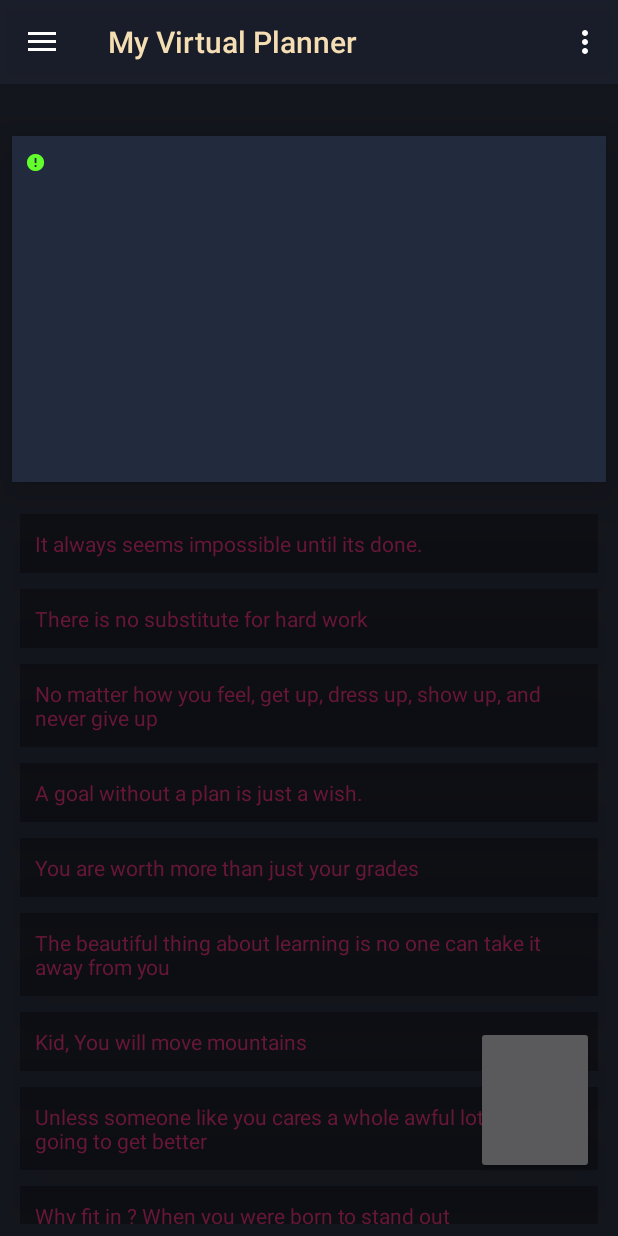
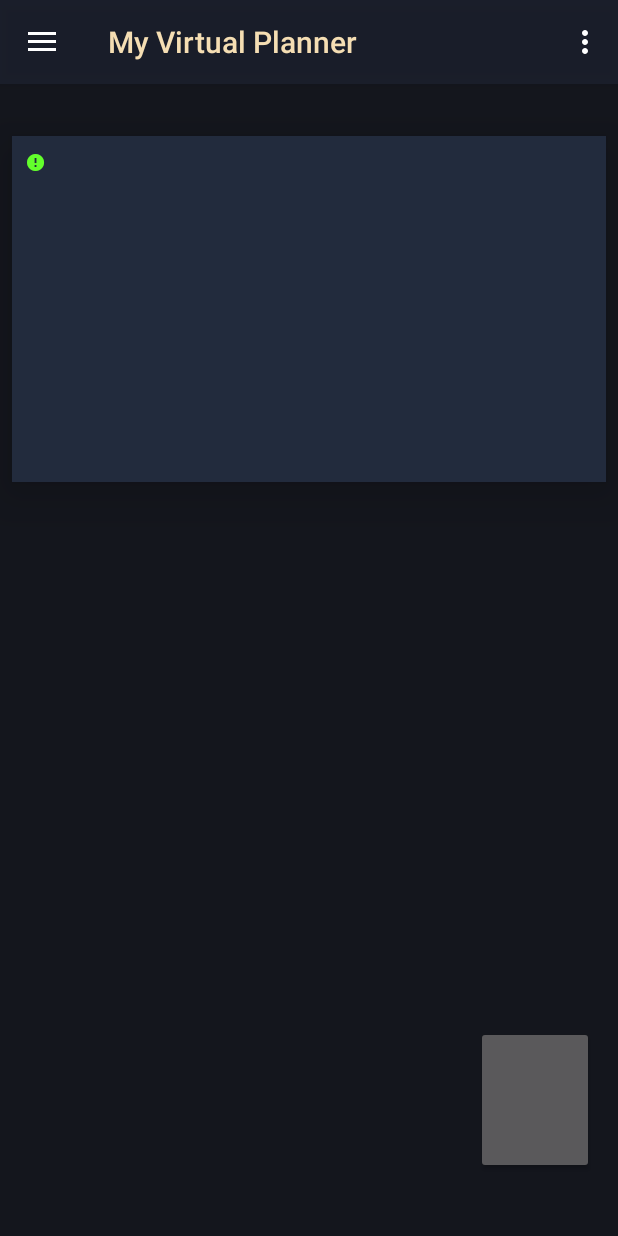
Before and after one commit to TeamSevenCET/MyVirtualPlanner-Android, an Android app: the screen it shows after launch once a user with an empty profile is signed in (MainActivity), on a phone screen of 412 x 824 dp. Run offline under Robolectric (Android 15) with nearby library versions, the phone set to English and light mode, and no system bars; our stand-ins replace CircleImageView, Firebase (no records; nobody signed in at launch, a user with empty details on screens opened directly), Picasso; libraries missing offline, so code that uses them is left out: at.markushi.ui; plain views replace CircleButton; 2 statements that could not run were skipped.

Commit message:
bug-fix and design changes

```diff
--- a/app/src/main/java/io/github/teamseven/myvirtualplanner/MainActivity.java
+++ b/app/src/main/java/io/github/teamseven/myvirtualplanner/MainActivity.java
@@ -81,6 +81,7 @@ public class MainActivity extends AppCompatActivity implements NavigationView.On
     private DatabaseReference mIndex_db = firebaseDatabase.getReference().child("mIndex");  //to update mIndex value
     private String date=null,time=null,rem_text=null,notice_string=null; //date of rem, time of rem , notice in notice board
     private String user_token="";
+    private static int priori_control=0; //needed for prioritisation algo
     //Database always keeps mIndex value to know how many entires are there, which is used later by custom algortihms
     //mIndex is intialised at -1 when the user has no reminders. So when authorising for each user node maintain mIndex value
 
@@ -490,6 +491,10 @@ public class MainActivity extends AppCompatActivity implements NavigationView.On
                                             mDataBase.child(Integer.toString(y_ex)).setValue(d_in);
                                         } else {
                                             mDataBase.child(Integer.toString(y_in)).setValue(d_in);
+                                            try{
+                                                Thread.sleep(1500);
+                                            }catch(Exception e){
+                                            }
                                             System.exit(0);
                                         }
 
--- a/app/src/main/res/layout/activity_main.xml
+++ b/app/src/main/res/layout/activity_main.xml
@@ -52,10 +52,10 @@
                 android:layout_width="match_parent"
                 android:layout_height="wrap_content"
                 android:layout_margin="5sp"
-                android:background="@color/tv_col"
+                android:background="#00000000"
                 android:elevation="20sp"
                 android:padding="10sp"
-                android:text="It always seems impossible until its done."
+                android:text=""
                 android:textColor="#60F92672" />
 
             <TextView
@@ -63,10 +63,10 @@
                 android:layout_width="match_parent"
                 android:layout_height="wrap_content"
                 android:layout_margin="5sp"
-                android:background="@color/tv_col"
+                android:background="#00000000"
                 android:elevation="20sp"
                 android:padding="10sp"
-                android:text="There is no substitute for hard work"
+                android:text=""
                 android:textColor="#60F92672" />
 
             <TextView
@@ -74,10 +74,10 @@
                 android:layout_width="match_parent"
                 android:layout_height="wrap_content"
                 android:layout_margin="5sp"
-                android:background="@color/tv_col"
+                android:background="#00000000"
                 android:elevation="20sp"
                 android:padding="10sp"
-                android:text="No matter how you feel, get up, dress up, show up, and never give up"
+                android:text=""
                 android:textColor="#60F92672" />
 
             <TextView
@@ -85,20 +85,20 @@
                 android:layout_width="match_parent"
                 android:layout_height="wrap_content"
                 android:layout_margin="5sp"
-                android:background="@color/tv_col"
+                android:background="#00000000"
                 android:elevation="20sp"
                 android:padding="10sp"
-                android:text="A goal without a plan is just a wish."
+                android:text=""
                 android:textColor="#60F92672" />
             <TextView
                 android:id="@+id/mainscreen_tv6"
                 android:layout_width="match_parent"
                 android:layout_height="wrap_content"
                 android:layout_margin="5sp"
-                android:background="@color/tv_col"
+                android:background="#00000000"
                 android:elevation="20sp"
                 android:padding="10sp"
-                android:text="You are worth more than just your grades"
+                android:text=""
                 android:textColor="#60F92672" />
 
             <TextView
@@ -106,10 +106,10 @@
                 android:layout_width="match_parent"
                 android:layout_height="wrap_content"
                 android:layout_margin="5sp"
-                android:background="@color/tv_col"
+                android:background="#00000000"
                 android:elevation="20sp"
                 android:padding="10sp"
-                android:text="The beautiful thing about learning is no one can take it away from you"
+                android:text=""
                 android:textColor="#60F92672" />
 
             <TextView
@@ -117,10 +117,10 @@
                 android:layout_width="match_parent"
                 android:layout_height="wrap_content"
                 android:layout_margin="5sp"
-                android:background="@color/tv_col"
+                android:background="#00000000"
                 android:elevation="20sp"
                 android:padding="10sp"
-                android:text="Kid, You will move mountains"
+                android:text=""
                 android:textColor="#60F92672" />
 
             <TextView
@@ -128,20 +128,20 @@
                 android:layout_width="match_parent"
                 android:layout_height="wrap_content"
                 android:layout_margin="5sp"
-                android:background="@color/tv_col"
+                android:background="#00000000"
                 android:elevation="20sp"
                 android:padding="10sp"
-                android:text="Unless someone like you cares a whole awful lot, nothing's going to get better"
+                android:text=""
                 android:textColor="#60F92672" />
             <TextView
                 android:id="@+id/mainscreen_tv2"
                 android:layout_width="match_parent"
                 android:layout_height="wrap_content"
                 android:layout_margin="5sp"
-                android:background="@color/tv_col"
+                android:background="#00000000"
                 android:elevation="20sp"
                 android:padding="10sp"
-                android:text="Why fit in ? When you were born to stand out"
+                android:text=""
                 android:textColor="#60F92672" />
 
             <TextView
@@ -149,10 +149,10 @@
                 android:layout_width="match_parent"
                 android:layout_height="wrap_content"
                 android:layout_margin="5sp"
-                android:background="@color/tv_col"
+                android:background="#00000000"
                 android:elevation="20sp"
                 android:padding="10sp"
-                android:text="If you never did, your should. These things are fun. Fun is good"
+                android:text=""
                 android:textColor="#60F92672" />
 
         </LinearLayout>
--- a/app/src/main/res/layout/dialog_reminder.xml
+++ b/app/src/main/res/layout/dialog_reminder.xml
@@ -45,13 +45,15 @@
                 android:id="@+id/datePicker4"
                 android:layout_width="match_parent"
                 android:layout_height="match_parent"
-                android:layout_marginLeft="8sp" />
+                android:layout_marginLeft="8sp"
+                android:headerBackground="#5009b1f4"/>
 
             <TimePicker
                 android:id="@+id/timePicker"
                 android:layout_width="match_parent"
                 android:layout_height="match_parent"
                 android:layout_marginLeft="7sp"
+                android:headerBackground="#5009b1f4"
                  />
             <Button
                 android:id="@+id/submit_date"
```
